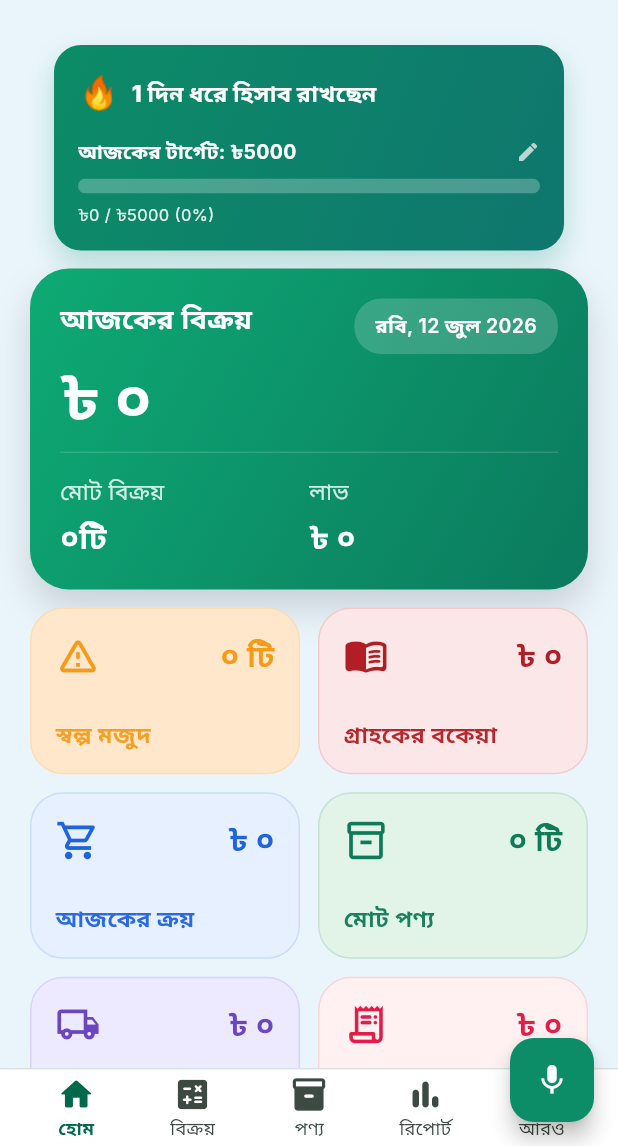
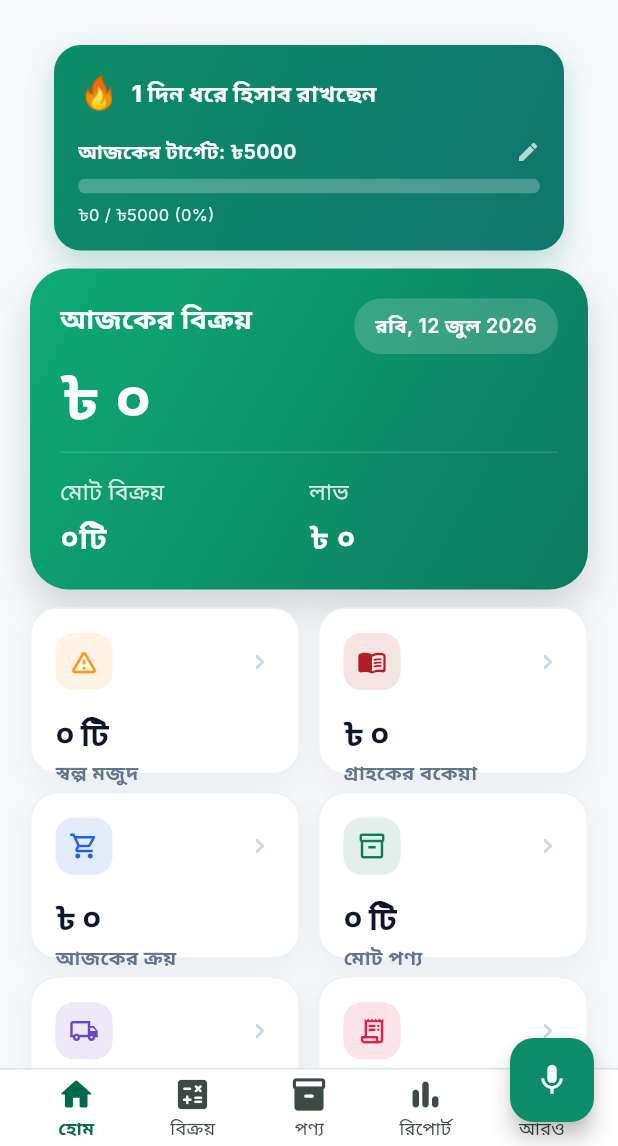
Before and after one commit to deshit-bd/DokanErp-Backend, a Flutter app: the DokanHomeDashboardScreen screen opened by its route, on a phone screen of 412 x 824 dp, the part 90-1236 px from its top. Run offline on Flutter 3.47's test engine with Material 3 defaults, Android fonts, the phone set to English and light mode, and no system bars; our stand-ins replace file_picker, flutter_local_notifications, flutter_riverpod, flutter_secure_storage, geolocator, pdf and 6 more; missing offline and left inert: bangla_pdf_fixer, mobile_scanner; accounts and stored records are empty; network calls fail; Roboto replaces fonts that are missing (Inter); project files that could hold a hidden picture were left out.

Commit message:
style(dashboard): professional home page redesign
Refine the home dashboard for a cleaner, professional look:
- stat cards: solid pastel blocks -> white cards with subtle shadow, a
  soft-tinted icon chip, a bold dark value and a muted label (SaaS style)
- page background: light blue -> clean cool-gray (#F6F8FB)

Co-Authored-By: Claude Fable 5 <noreply@anthropic.com>

```diff
--- a/Dokan-ERP-Flutter-App/lib/modules/dashboard/presentation/screens/parts/dokan_home_dashboard_screen.dart
+++ b/Dokan-ERP-Flutter-App/lib/modules/dashboard/presentation/screens/parts/dokan_home_dashboard_screen.dart
@@ -166,7 +166,7 @@ class _DokanHomeDashboardScreenState
         }
       },
       child: Scaffold(
-        backgroundColor: const Color(0xFFEAF5FB),
+        backgroundColor: const Color(0xFFF6F8FB),
         floatingActionButton: const DokanVoiceAssistantButton(),
         body: SafeArea(
           bottom: false,
--- a/Dokan-ERP-Flutter-App/lib/modules/dashboard/presentation/screens/parts/header_icon_button.dart
+++ b/Dokan-ERP-Flutter-App/lib/modules/dashboard/presentation/screens/parts/header_icon_button.dart
@@ -247,56 +247,75 @@ class _StatCard extends StatelessWidget {
       color: Colors.transparent,
       child: InkWell(
         onTap: onTap,
-        borderRadius: BorderRadius.circular(22),
+        borderRadius: BorderRadius.circular(18),
         child: Container(
           padding: const EdgeInsets.all(16),
           decoration: BoxDecoration(
-            color: background,
-            borderRadius: BorderRadius.circular(22),
-            border: Border.all(color: tint.withOpacity(0.14)),
+            color: Colors.white,
+            borderRadius: BorderRadius.circular(18),
+            border: Border.all(color: const Color(0xFFEDF1F5)),
+            boxShadow: const [
+              BoxShadow(
+                color: Color(0x0F1E293B),
+                blurRadius: 16,
+                offset: Offset(0, 6),
+              ),
+            ],
           ),
           child: Column(
             crossAxisAlignment: CrossAxisAlignment.start,
             children: [
               Row(
                 children: [
-                  Icon(icon, color: tint, size: 30),
-                  const SizedBox(width: 10),
-                  Expanded(
-                    child: Align(
-                      alignment: Alignment.centerRight,
-                      child: FittedBox(
+                  Container(
+                    padding: const EdgeInsets.all(9),
+                    decoration: BoxDecoration(
+                      color: tint.withValues(alpha: 0.12),
+                      borderRadius: BorderRadius.circular(12),
+                    ),
+                    child: Icon(icon, color: tint, size: 20),
+                  ),
+                  const Spacer(),
+                  Icon(Icons.chevron_right_rounded,
+                      color: const Color(0xFFCBD5E1), size: 20),
+                ],
+              ),
+              const SizedBox(height: 14),
+              Expanded(
+                child: Align(
+                  alignment: Alignment.bottomLeft,
+                  child: Column(
+                    mainAxisSize: MainAxisSize.min,
+                    crossAxisAlignment: CrossAxisAlignment.start,
+                    children: [
+                      FittedBox(
                         fit: BoxFit.scaleDown,
-                        alignment: Alignment.centerRight,
+                        alignment: Alignment.centerLeft,
                         child: Text(
                           value,
                           maxLines: 1,
                           softWrap: false,
-                          style: TextStyle(
-                            color: tint,
-                            fontSize: 20,
-                            fontWeight: FontWeight.w700,
+                          style: const TextStyle(
+                            color: Color(0xFF0F172A),
+                            fontSize: 21,
+                            fontWeight: FontWeight.w800,
+                            letterSpacing: -0.3,
                           ),
                         ),
                       ),
-                    ),
-                  ),
-                ],
-              ),
-              const SizedBox(height: 12),
-              Expanded(
-                child: Align(
-                  alignment: Alignment.bottomLeft,
-                  child: Text(
-                    label,
-                    maxLines: 2,
-                    overflow: TextOverflow.ellipsis,
-                    style: TextStyle(
-                      color: tint.withOpacity(0.95),
-                      fontSize: 15,
-                      fontWeight: FontWeight.w600,
-                      height: 1.15,
-                    ),
+                      const SizedBox(height: 3),
+                      Text(
+                        label,
+                        maxLines: 1,
+                        overflow: TextOverflow.ellipsis,
+                        style: const TextStyle(
+                          color: Color(0xFF64748B),
+                          fontSize: 13,
+                          fontWeight: FontWeight.w600,
+                          height: 1.1,
+                        ),
+                      ),
+                    ],
                   ),
                 ),
               ),
```
